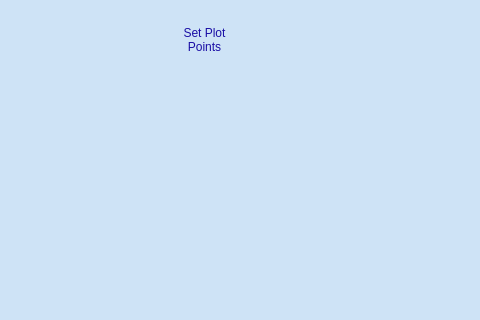
orsosa/telescope_app, file mainwindow.ui: the form before one commit; both pictures show x 0 to 480 and y 344 to 664 of the 1024 by 768 pixel window.
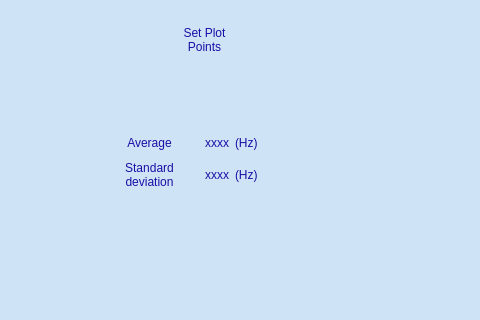
The form after the commit. Icons and pictures are not drawn. Custom widgets are drawn as their Qt base class.

Commit message: added mean and standard deviation.

```diff
--- a/mainwindow.ui
+++ b/mainwindow.ui
@@ -210,6 +210,82 @@
      <enum>QFrame::Plain</enum>
     </property>
    </widget>
+   <widget class="QWidget" name="gridLayoutWidget">
+    <property name="geometry">
+     <rect>
+      <x>114</x>
+      <y>447</y>
+      <width>181</width>
+      <height>80</height>
+     </rect>
+    </property>
+    <layout class="QGridLayout" name="gridLayout_2">
+     <item row="0" column="0">
+      <widget class="QLabel" name="label">
+       <property name="text">
+        <string>Average</string>
+       </property>
+       <property name="alignment">
+        <set>Qt::AlignCenter</set>
+       </property>
+      </widget>
+     </item>
+     <item row="1" column="0">
+      <widget class="QLabel" name="label_2">
+       <property name="text">
+        <string>Standard 
+deviation</string>
+       </property>
+       <property name="alignment">
+        <set>Qt::AlignCenter</set>
+       </property>
+      </widget>
+     </item>
+     <item row="1" column="1">
+      <widget class="QLabel" name="label_sd">
+       <property name="text">
+        <string>xxxx</string>
+       </property>
+       <property name="alignment">
+        <set>Qt::AlignRight|Qt::AlignTrailing|Qt::AlignVCenter</set>
+       </property>
+      </widget>
+     </item>
+     <item row="0" column="2">
+      <widget class="QLabel" name="label_4">
+       <property name="text">
+        <string>(Hz)</string>
+       </property>
+      </widget>
+     </item>
+     <item row="1" column="2">
+      <widget class="QLabel" name="label_5">
+       <property name="text">
+        <string>(Hz)</string>
+       </property>
+      </widget>
+     </item>
+     <item row="0" column="1">
+      <widget class="QLabel" name="label_avg">
+       <property name="text">
+        <string>xxxx</string>
+       </property>
+       <property name="alignment">
+        <set>Qt::AlignRight|Qt::AlignTrailing|Qt::AlignVCenter</set>
+       </property>
+      </widget>
+     </item>
+    </layout>
+   </widget>
+   <zorder>gFreqTime</zorder>
+   <zorder>label_3</zorder>
+   <zorder>line_5</zorder>
+   <zorder>gateButton</zorder>
+   <zorder>npointsButton</zorder>
+   <zorder>frame_2</zorder>
+   <zorder>wifi_frame</zorder>
+   <zorder>gridLayoutWidget</zorder>
+   <zorder>label_avg</zorder>
   </widget>
   <widget class="QMenuBar" name="menuBar">
    <property name="geometry">
```
Left out of the diff: 9 changed lines with no effect on the pictures. The commit also changes 1 other file.
